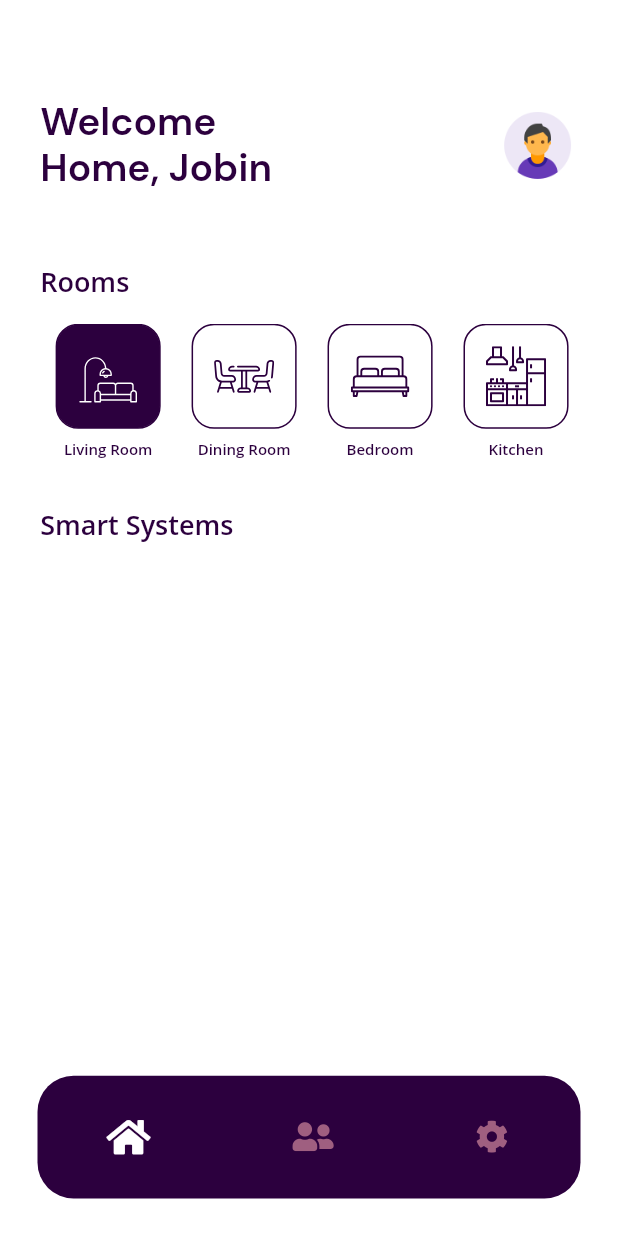
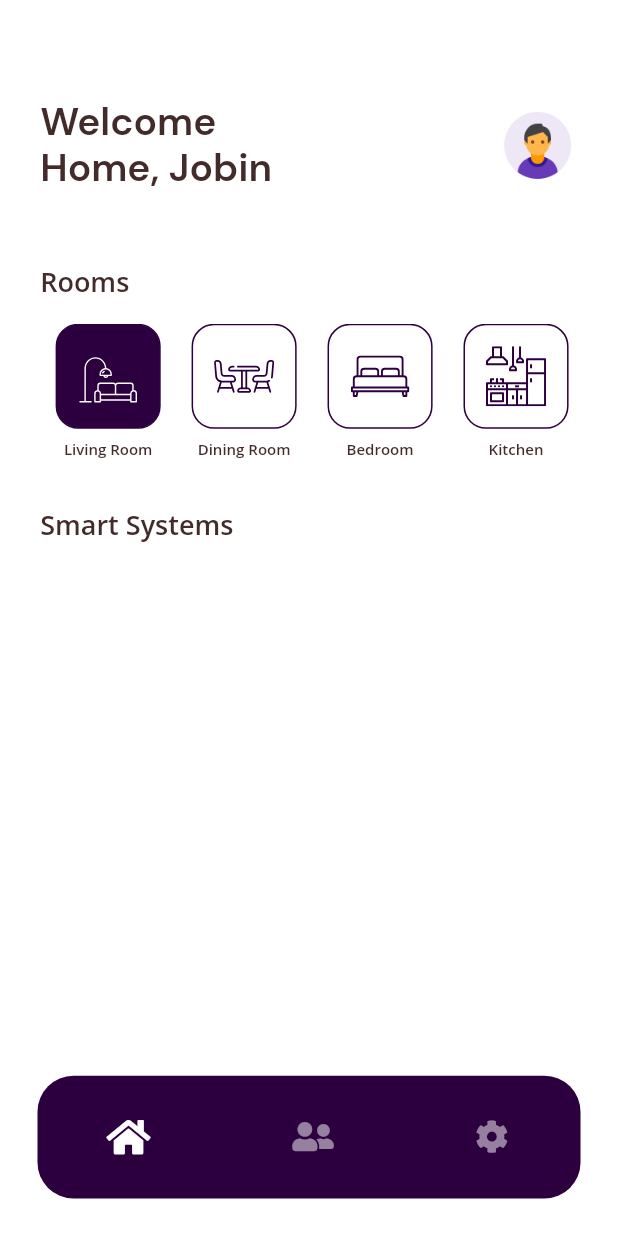
Before and after one commit to JobinBiju/Home-Fi, a Flutter app: the screen it shows after launch, on a phone screen of 412 x 824 dp. Run offline on Flutter 3.47's test engine with Material 2 defaults, Android fonts, the phone set to English and light mode, and no system bars; our stand-ins replace flutter_svg, font_awesome_flutter, get, google_fonts, lottie.

Commit message:
Changes in colorTheme

```diff
--- a/lib/app/global_widgets/room_selector.dart
+++ b/lib/app/global_widgets/room_selector.dart
@@ -48,7 +48,7 @@ class RoomSelector extends StatelessWidget {
           Text(
             roomName,
             style: kSub2HeadTextStyle.copyWith(
-                color: Theme.of(context).primaryColor, fontSize: 10),
+                color: Theme.of(context).primaryColorDark, fontSize: 10),
           ),
         ],
       ),
--- a/lib/app/modules/home/views/dashboard_view.dart
+++ b/lib/app/modules/home/views/dashboard_view.dart
@@ -32,7 +32,7 @@ class DashboardView extends GetView<HomeController> {
                   Text(
                     'Welcome\nHome, ${controller.userName}',
                     style: kSubHeadTextStyle.copyWith(
-                        color: Theme.of(context).primaryColor),
+                        color: Theme.of(context).primaryColorDark),
                   ),
                   GestureDetector(
                     // onTap: () => Get.to(() => ProfileView()),
@@ -49,7 +49,7 @@ class DashboardView extends GetView<HomeController> {
           Text(
             'Rooms',
             style: kSub2HeadTextStyle.copyWith(
-                color: Theme.of(context).primaryColor),
+                color: Theme.of(context).primaryColorDark),
           ),
           SizedBox(height: size.height * 0.02),
           GetBuilder<HomeController>(
@@ -81,7 +81,7 @@ class DashboardView extends GetView<HomeController> {
           Text(
             'Smart Systems',
             style: kSub2HeadTextStyle.copyWith(
-                color: Theme.of(context).primaryColor),
+                color: Theme.of(context).primaryColorDark),
           ),
         ],
       ),
--- a/lib/app/modules/home/views/home_view.dart
+++ b/lib/app/modules/home/views/home_view.dart
@@ -35,7 +35,9 @@ class HomeView extends GetView<HomeController> {
                       size: controller.currentIndex == 0 ? 26 : 22,
                       color: controller.currentIndex == 0
                           ? Theme.of(context).scaffoldBackgroundColor
-                          : Theme.of(context).primaryColorLight,
+                          : Theme.of(context)
+                              .scaffoldBackgroundColor
+                              .withOpacity(0.5),
                     ),
                     onPressed: () {
                       controller.currentIndex = 0;
@@ -47,7 +49,9 @@ class HomeView extends GetView<HomeController> {
                       size: controller.currentIndex == 1 ? 26 : 22,
                       color: controller.currentIndex == 1
                           ? Theme.of(context).scaffoldBackgroundColor
-                          : Theme.of(context).primaryColorLight,
+                          : Theme.of(context)
+                              .scaffoldBackgroundColor
+                              .withOpacity(0.5),
                     ),
                     onPressed: () {
                       controller.currentIndex = 1;
@@ -59,7 +63,9 @@ class HomeView extends GetView<HomeController> {
                       size: controller.currentIndex == 2 ? 26 : 22,
                       color: controller.currentIndex == 2
                           ? Theme.of(context).scaffoldBackgroundColor
-                          : Theme.of(context).primaryColorLight,
+                          : Theme.of(context)
+                              .scaffoldBackgroundColor
+                              .withOpacity(0.5),
                     ),
                     onPressed: () {
                       controller.currentIndex = 2;
--- a/lib/app/modules/splash_screen/views/splash_screen_view.dart
+++ b/lib/app/modules/splash_screen/views/splash_screen_view.dart
@@ -35,7 +35,7 @@ class SplashScreenView extends GetView<SplashScreenController> {
               Text(
                 'Let There Be Light',
                 style: kHeadTextStyle.copyWith(
-                  color: primaryGrey,
+                  color: GFTheme.primaryGrey,
                 ),
               ),
             ],
--- a/lib/app/theme/app_theme.dart
+++ b/lib/app/theme/app_theme.dart
@@ -9,23 +9,23 @@ enum AppTheme {
 final appThemeData = {
   AppTheme.MaroonLight: ThemeData(
     brightness: Brightness.light,
-    primaryColor: primaryMaroon,
-    accentColor: primaryMaroon,
-    scaffoldBackgroundColor: white1,
-    primaryColorLight: secondaryMaroon,
-    primaryColorDark: secondaryGrey,
+    primaryColor: GFTheme.primaryMaroon,
+    accentColor: GFTheme.primaryMaroon,
+    scaffoldBackgroundColor: GFTheme.white1,
+    primaryColorLight: GFTheme.secondaryMaroon,
+    primaryColorDark: GFTheme.secondaryGrey,
     colorScheme: ColorScheme.light(
-      primary: primaryMaroon,
+      primary: GFTheme.primaryMaroon,
     ),
   ),
   AppTheme.MaroonDark: ThemeData(
     brightness: Brightness.dark,
-    primaryColor: secondaryMaroon,
-    scaffoldBackgroundColor: primaryGrey,
-    primaryColorDark: white2,
-    primaryColorLight: secondaryGrey,
+    primaryColor: GFTheme.secondaryMaroon,
+    scaffoldBackgroundColor: GFTheme.primaryGrey,
+    primaryColorDark: GFTheme.white2,
+    primaryColorLight: GFTheme.secondaryGrey,
     colorScheme: ColorScheme.dark(
-      primary: secondaryMaroon,
+      primary: GFTheme.secondaryMaroon,
     ),
   ),
 };
--- a/lib/app/theme/color_theme.dart
+++ b/lib/app/theme/color_theme.dart
@@ -1,10 +1,12 @@
 import 'package:flutter/material.dart';
 
-final white1 = Colors.white;
-final white2 = Color(0xffeeeeee);
+class GFTheme {
+  static const white1 = Colors.white;
+  static const white2 = Color(0xffeeeeee);
 
 // Define maroon colors here
-final primaryMaroon = Color(0xff2c003e);
-final secondaryMaroon = Color(0xff9f5f80);
-final secondaryGrey = Color(0xff393e46);
-final primaryGrey = Color(0xff222831);
+  static const primaryMaroon = Color(0xff2c003e);
+  static const secondaryMaroon = Color(0xff86003c);
+  static const secondaryGrey = Color(0xff442b2b);
+  static const primaryGrey = Color(0xff1a1111);
+}
```
